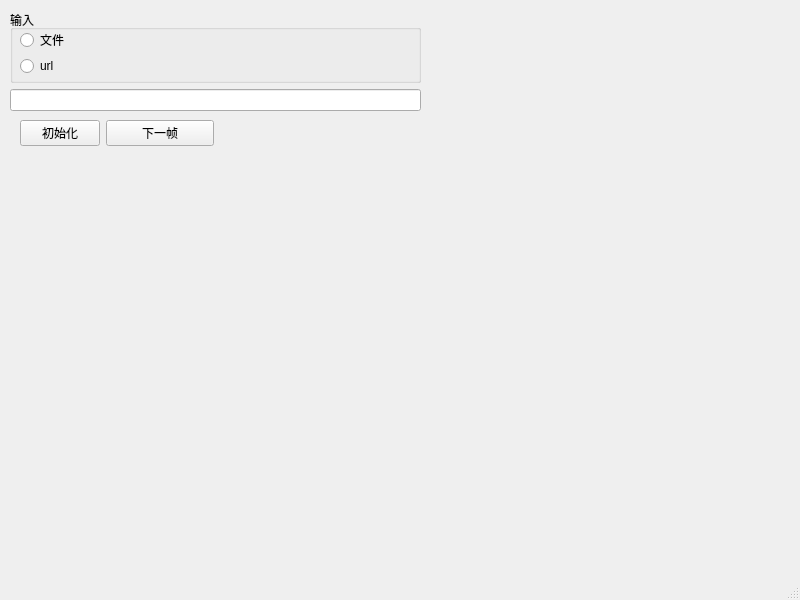
githubchry/FFmpegDemo, file mainwindow.ui: the form before one commit.
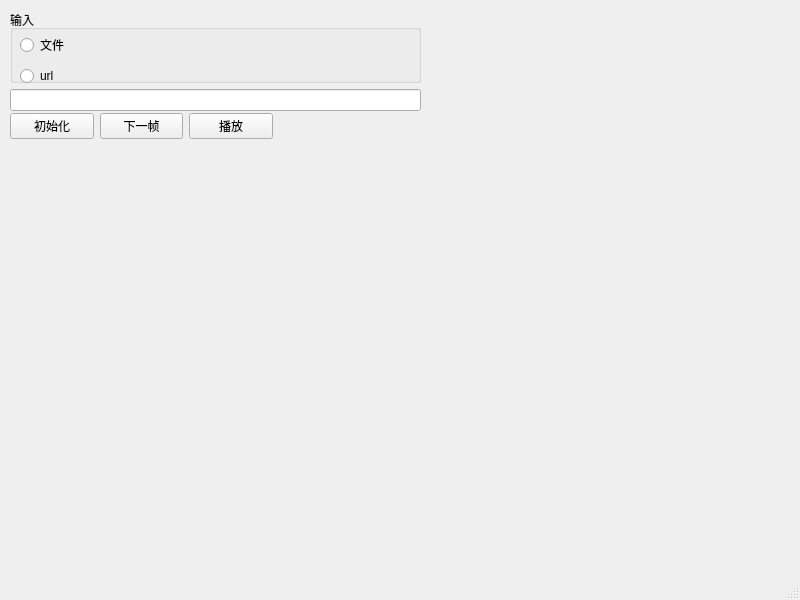
The form after the commit.

Commit message: * 稍作优化，未完待续！

```diff
--- a/mainwindow.ui
+++ b/mainwindow.ui
@@ -48,7 +48,7 @@
           <x>10</x>
           <y>20</y>
           <width>59</width>
-          <height>46</height>
+          <height>60</height>
          </rect>
         </property>
         <layout class="QVBoxLayout" name="verticalLayout">
@@ -78,27 +78,34 @@
    <widget class="QWidget" name="">
     <property name="geometry">
      <rect>
-      <x>20</x>
-      <y>120</y>
-      <width>194</width>
-      <height>30</height>
+      <x>10</x>
+      <y>110</y>
+      <width>263</width>
+      <height>33</height>
      </rect>
     </property>
-    <layout class="QFormLayout" name="formLayout">
-     <item row="0" column="0">
+    <layout class="QHBoxLayout" name="horizontalLayout">
+     <item>
       <widget class="QPushButton" name="pbInitFFmpeg">
        <property name="text">
         <string>初始化</string>
        </property>
       </widget>
      </item>
-     <item row="0" column="1">
+     <item>
       <widget class="QPushButton" name="pbNextFrame">
        <property name="text">
         <string>下一帧</string>
        </property>
       </widget>
      </item>
+     <item>
+      <widget class="QPushButton" name="pbPlay">
+       <property name="text">
+        <string>播放</string>
+       </property>
+      </widget>
+     </item>
     </layout>
    </widget>
   </widget>
```
The commit also changes 2 other files.
